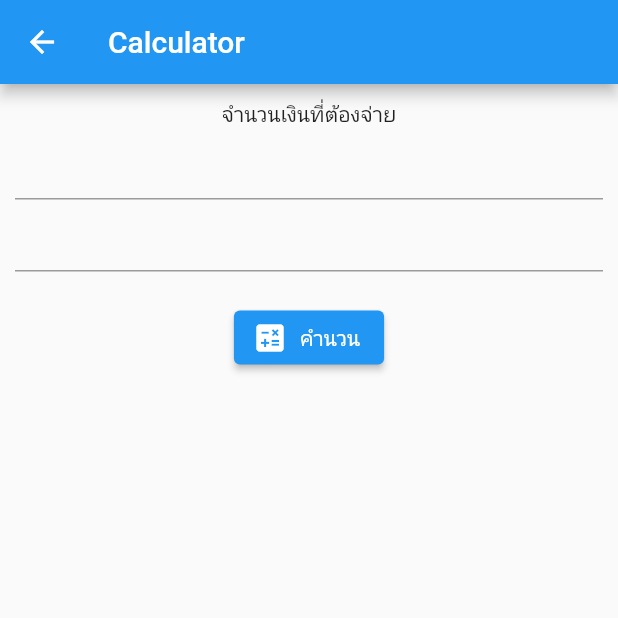
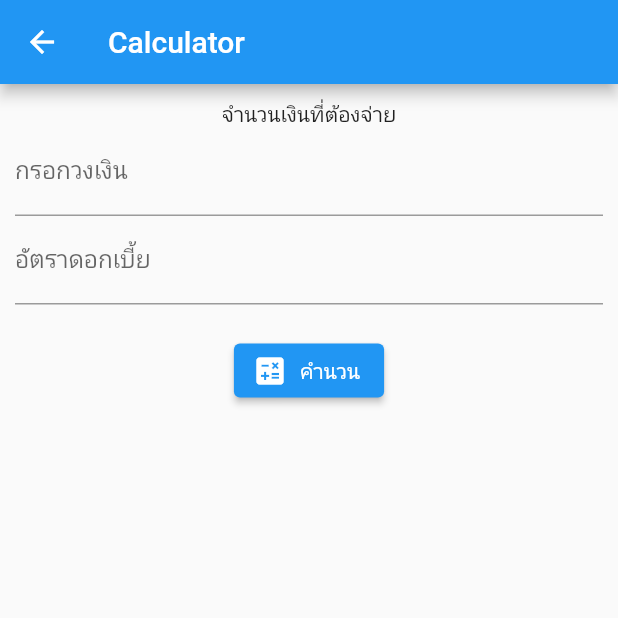
Before and after one commit to Pong550810390/app071, a Flutter app: the screen it shows after launch, item 2 of the bottom bar chosen, on a phone screen of 412 x 824 dp, the top half of it. Run offline on Flutter 3.47's test engine with Material 2 defaults, Android fonts, the phone set to English and light mode, and no system bars; our stand-ins replace card_swiper.

Commit message:
กไกฟไก

```diff
--- a/lib/calculation.dart
+++ b/lib/calculation.dart
@@ -27,8 +27,14 @@ class _CalculationScreenState extends State<CalculationScreen> {
             Form(
                 child: Column(
               children: [
-                TextFormField(),
-                TextFormField(),
+                TextFormField(
+                  keyboardType: TextInputType.number,
+                  decoration: InputDecoration(labelText: "กรอกวงเงิน"),
+                ),
+                TextFormField(
+                  keyboardType: TextInputType.number,
+                  decoration: InputDecoration(labelText: "อัตราดอกเบี้ย"),
+                ),
                 SizedBox(
                   height: 20,
                 ),
```
